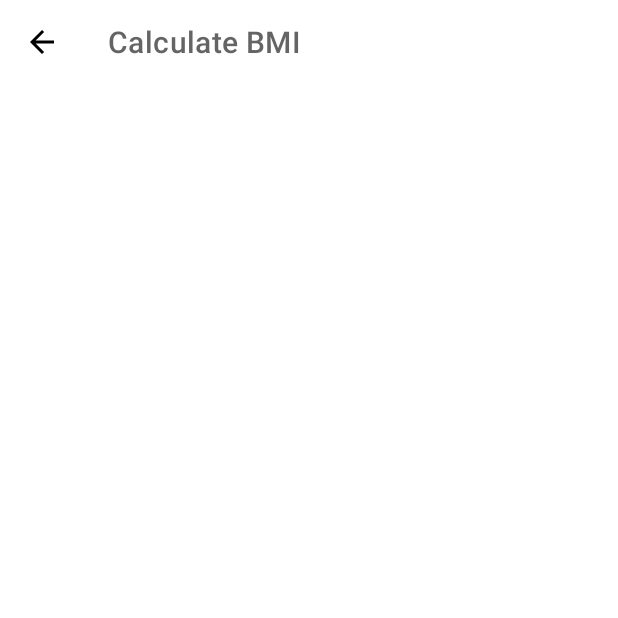
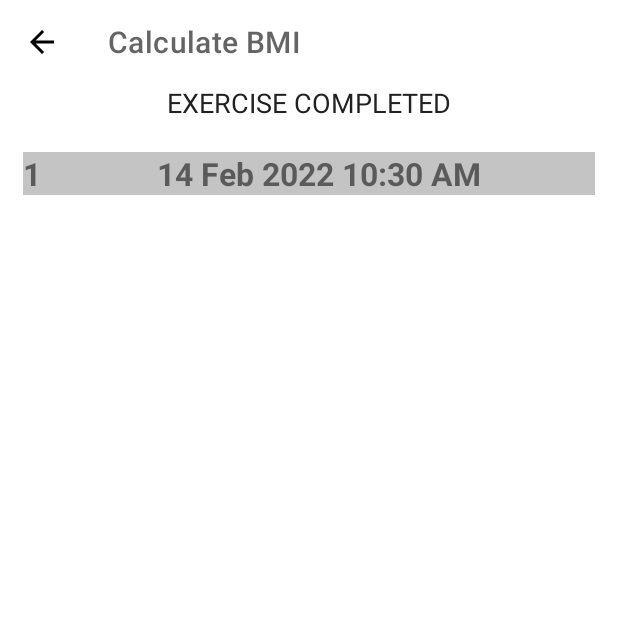
Before and after one commit to rohitpatil8195/7MinWorkout, an Android app: the HistoryActivity screen opened directly, with no data from a screen before it, on a phone screen of 412 x 824 dp, the top half of it. Run offline under Robolectric (Android 15) with nearby library versions, the phone set to English and light mode, and no system bars; our stand-ins replace Room's generated code.

Commit message:
Added Room DB and Exercise History Recycler View

```diff
--- a/app/src/main/AndroidManifest.xml
+++ b/app/src/main/AndroidManifest.xml
@@ -14,7 +14,9 @@
         android:label="@string/app_name"
         android:roundIcon="@mipmap/ic_launcher_round"
         android:supportsRtl="true"
-        android:theme="@style/Theme.7MinutesWorkout">
+        android:theme="@style/Theme.7MinutesWorkout"
+        android:name=".WorkOutApp"
+        >
         <activity
             android:name=".HistoryActivity"
             android:exported="false" />
--- a/app/src/main/java/com/example/a7minutesworkout/ExerciseActivity.kt
+++ b/app/src/main/java/com/example/a7minutesworkout/ExerciseActivity.kt
@@ -35,7 +35,7 @@ class ExerciseActivity : AppCompatActivity(), TextToSpeech.OnInitListener {
     private var player:MediaPlayer ?= null
 
     private var restTimerDuration:Long =1
-    private var exerciseTimerDuration:Long =1
+    private var exerciseTimerDuration:Long =30
     private var exerciseAdapter: ExerciseStatusAdapter ?= null
     @SuppressLint("RestrictedApi")
     override fun onCreate(savedInstanceState: Bundle?) {
--- a/app/src/main/java/com/example/a7minutesworkout/HistoryActivity.kt
+++ b/app/src/main/java/com/example/a7minutesworkout/HistoryActivity.kt
@@ -2,7 +2,13 @@ package com.example.a7minutesworkout
 
 import androidx.appcompat.app.AppCompatActivity
 import android.os.Bundle
+import android.util.Log
+import android.view.View
+import androidx.lifecycle.lifecycleScope
+import androidx.recyclerview.widget.LinearLayoutManager
 import com.example.a7minutesworkout.databinding.ActivityHistoryBinding
+import kotlinx.coroutines.flow.collect
+import kotlinx.coroutines.launch
 
 class HistoryActivity : AppCompatActivity() {
     private var binding:ActivityHistoryBinding ?=null
@@ -20,6 +26,38 @@ class HistoryActivity : AppCompatActivity() {
         binding?.toolbarHistory?.setNavigationOnClickListener {
             onBackPressed()
         }
+        val dao =(application as WorkOutApp).db.historyDao()
+        getAllCompletedDates(dao)
     }
 
+    private fun getAllCompletedDates(historyDao: HistoryDao){
+        lifecycleScope.launch {
+            historyDao.fetAllDates().collect { allCompletedDatesList ->
+                if(allCompletedDatesList.isNotEmpty()){
+                    binding?.tvHistory?.visibility = View.VISIBLE
+                    binding?.rvHistory?.visibility =View.VISIBLE
+                    binding?.tvNoDateAvailable?.visibility =View.INVISIBLE
+
+                    binding?.rvHistory?.layoutManager = LinearLayoutManager(this@HistoryActivity)
+
+                    val dates = ArrayList<String>()
+                    for(date in allCompletedDatesList){
+                        dates.add(date.date)
+                    }
+                    val historyAdapter = HistoryAdapter(dates)
+                     binding?.rvHistory?.adapter = historyAdapter
+                }else{
+                    binding?.tvHistory?.visibility = View.GONE
+                    binding?.rvHistory?.visibility =View.GONE
+                    binding?.tvNoDateAvailable?.visibility =View.VISIBLE
+                }
+
+            }
+        }
+    }
+
+    override fun onDestroy() {
+        super.onDestroy()
+        binding =null
+    }
 }
--- /dev/null
+++ b/app/src/main/java/com/example/a7minutesworkout/HistoryAdapter.kt
@@ -0,0 +1,48 @@
+package com.example.a7minutesworkout
+
+import android.view.LayoutInflater
+import android.view.ViewGroup
+import androidx.core.content.ContextCompat
+import androidx.recyclerview.widget.RecyclerView
+import com.example.a7minutesworkout.databinding.ActivityHistoryBinding
+import com.example.a7minutesworkout.databinding.ItemHistoryRowBinding
+
+class HistoryAdapter(private val items: ArrayList<String>):RecyclerView.Adapter<HistoryAdapter.ViewHolder>() {
+
+     class ViewHolder(binding: ItemHistoryRowBinding):RecyclerView.ViewHolder(binding.root){
+          val llHistoryItemMain = binding.llHistoryItemMain
+         val tvPosition = binding.tvPosition
+         val tvDate = binding.tvDate
+     }
+
+    override fun onCreateViewHolder(parent: ViewGroup, viewType: Int): ViewHolder {
+       return ViewHolder(ItemHistoryRowBinding.inflate(
+           LayoutInflater.from(parent.context), parent , false
+       ))
+    }
+
+    override fun onBindViewHolder(holder: ViewHolder, position: Int) {
+        val date: String = items.get(position)
+        holder.tvPosition.text = (position + 1).toString()
+
+        holder.tvDate.text =date
+
+        if(position % 2 == 0){
+            holder.llHistoryItemMain.setBackgroundColor(
+                ContextCompat.getColor(holder.itemView.context,
+                    R.color.lightGray
+                    )
+            )
+        }else{
+         holder.llHistoryItemMain.setBackgroundColor(
+             ContextCompat.getColor(holder.itemView.context,
+               R.color.white
+                 )
+         )
+        }
+    }
+
+    override fun getItemCount(): Int {
+        return items.size
+    }
+}
--- /dev/null
+++ b/app/src/main/java/com/example/a7minutesworkout/HistoryDao.kt
@@ -0,0 +1,15 @@
+package com.example.a7minutesworkout
+
+import androidx.room.Dao
+import androidx.room.Insert
+import androidx.room.Query
+import kotlinx.coroutines.flow.Flow
+
+@Dao
+interface HistoryDao {
+    @Insert
+     fun insert(historyEntity: HistoryEntity)
+
+     @Query("SELECT * FROM `history-table`")
+      fun fetAllDates(): Flow<List<HistoryEntity>>
+}
--- /dev/null
+++ b/app/src/main/java/com/example/a7minutesworkout/HistoryEntity.kt
@@ -0,0 +1,10 @@
+package com.example.a7minutesworkout
+
+import androidx.room.Entity
+import androidx.room.PrimaryKey
+
+@Entity(tableName = "history-table")
+data class HistoryEntity(
+    @PrimaryKey
+    val date:String
+)
--- /dev/null
+++ b/app/src/main/java/com/example/a7minutesworkout/WorkOutApp.kt
@@ -0,0 +1,11 @@
+package com.example.a7minutesworkout
+
+import android.app.Application
+
+class WorkOutApp:Application() {
+
+     val db by lazy{
+         HistoryDatabase.getInstance(this)
+     }
+
+}
--- a/app/src/main/res/layout/activity_finish_acitivity.xml
+++ b/app/src/main/res/layout/activity_finish_acitivity.xml
@@ -43,9 +43,9 @@
             android:text="✓"
             android:textColorHint="@color/colorAccent"
             android:gravity="center"
-            android:textSize="@dimen/default_button_text_size"
+            android:textSize="40sp"
             android:textStyle="bold"
-            android:textColor="@color/colorPrimary"
+            android:textColor="@color/colorAccent"
             />
     </FrameLayout>
     <TextView
--- a/app/src/main/res/layout/activity_history.xml
+++ b/app/src/main/res/layout/activity_history.xml
@@ -13,4 +13,41 @@
         app:titleTextColor="@color/colorPrimary"
         app:layout_constraintTop_toTopOf="parent"
         />
+
+    <TextView
+        android:id="@+id/tvHistory"
+        android:layout_width="match_parent"
+        android:layout_height="wrap_content"
+        android:gravity="center"
+        android:textSize="18sp"
+        android:textColor="#212121"
+        android:text="EXERCISE COMPLETED"
+        android:visibility="gone"
+        tools:visibility="visible"
+        app:layout_constraintTop_toBottomOf="@+id/toolbarHistory"
+        />
+
+     <androidx.recyclerview.widget.RecyclerView
+         android:id="@+id/rvHistory"
+         android:layout_width="match_parent"
+         android:layout_height="wrap_content"
+         android:layout_marginTop="5dp"
+         app:layout_constraintTop_toBottomOf="@+id/tvHistory"
+           android:visibility="gone"
+         tools:visibility="visible"
+         />
+     <TextView
+         android:id="@+id/tvNoDateAvailable"
+         android:layout_width="match_parent"
+         android:layout_height="wrap_content"
+         android:gravity="center"
+         android:textSize="18sp"
+         android:textColor="#212121"
+         android:text="NO DATA AVAILABLE"
+         android:visibility="gone"
+         tools:visibility="visible"
+         app:layout_constraintBottom_toBottomOf="parent"
+         app:layout_constraintTop_toBottomOf="@+id/toolbarHistory"
+         />
+
 </androidx.constraintlayout.widget.ConstraintLayout>
--- /dev/null
+++ b/app/src/main/res/layout/item_history_row.xml
@@ -0,0 +1,27 @@
+<?xml version="1.0" encoding="utf-8"?>
+<LinearLayout xmlns:android="http://schemas.android.com/apk/res/android"
+    android:layout_width="match_parent"
+    android:layout_height="wrap_content"
+    android:layout_margin="15dp"
+    android:orientation="horizontal"
+    android:id="@+id/llHistoryItemMain"
+    >
+  <TextView
+      android:id="@+id/tvPosition"
+      android:layout_width="wrap_content"
+      android:layout_height="wrap_content"
+       android:text="1."
+      android:textStyle="bold"
+      android:textSize="21sp"
+      />
+
+    <TextView
+        android:id="@+id/tvDate"
+        android:layout_width="match_parent"
+        android:layout_height="wrap_content"
+        android:text="Date"
+        android:textStyle="bold"
+        android:gravity="center"
+        android:textSize="21sp"
+        />
+</LinearLayout>
```
Also changed, not shown: app/build.gradle (+17 -0 lines), app/src/main/java/com/example/a7minutesworkout/FinishAcitivity.kt (+20 -0 lines), app/src/main/java/com/example/a7minutesworkout/HistoryDatabase.kt (added, +35 -0 lines), app/src/main/res/drawable/ic_calender.png (added).
